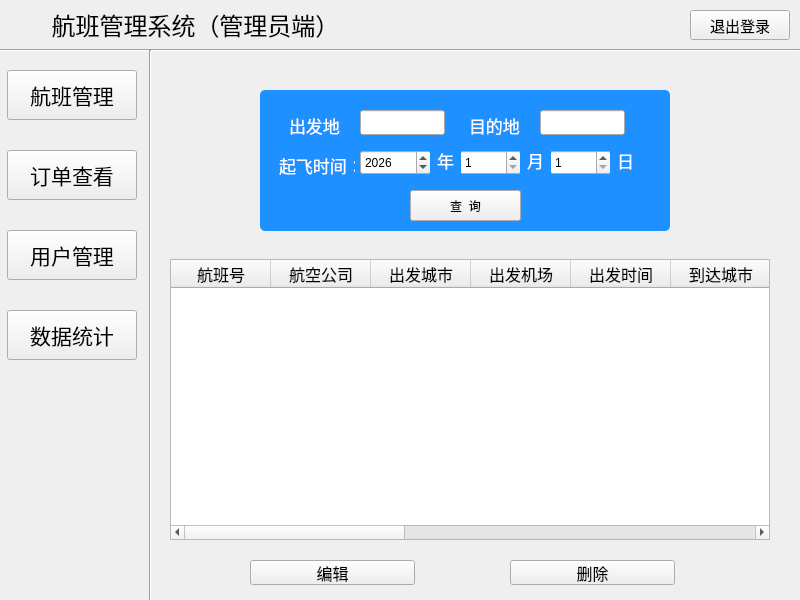
Before: the Qt Designer form AdminMainWindow.ui in ImmortalWatcher/Flient_Management, drawn with Qt 5.
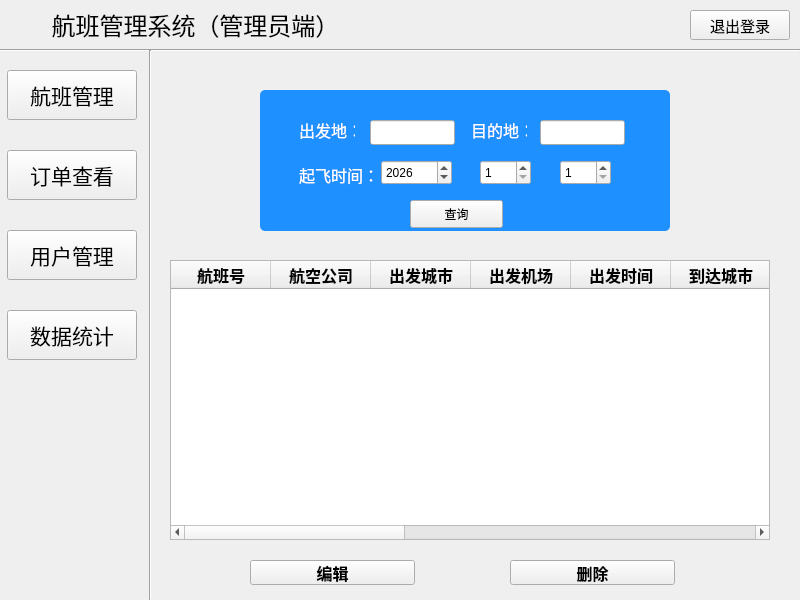
After: the same form once the commit is applied. Icons and pictures are not drawn.

The edit to the form file:
```diff
--- a/AdminMainWindow.ui
+++ b/AdminMainWindow.ui
@@ -258,7 +258,8 @@
     <property name="font">
      <font>
       <family>华文楷体</family>
-      <pointsize>18</pointsize>
+      <pointsize>12</pointsize>
+      <bold>true</bold>
      </font>
     </property>
     <property name="currentIndex">
@@ -286,16 +287,16 @@
       <widget class="QLabel" name="departureLabel">
        <property name="geometry">
         <rect>
-         <x>20</x>
+         <x>30</x>
          <y>20</y>
          <width>70</width>
-         <height>31</height>
+         <height>40</height>
         </rect>
        </property>
        <property name="font">
         <font>
          <family>华文琥珀</family>
-         <pointsize>13</pointsize>
+         <pointsize>12</pointsize>
         </font>
        </property>
        <property name="text">
@@ -305,16 +306,16 @@
       <widget class="QLabel" name="destinationLabel">
        <property name="geometry">
         <rect>
-         <x>200</x>
+         <x>202</x>
          <y>20</y>
          <width>70</width>
-         <height>31</height>
+         <height>40</height>
         </rect>
        </property>
        <property name="font">
         <font>
          <family>华文琥珀</family>
-         <pointsize>13</pointsize>
+         <pointsize>12</pointsize>
         </font>
        </property>
        <property name="text">
@@ -324,8 +325,8 @@
       <widget class="QLabel" name="departureTimeLabel">
        <property name="geometry">
         <rect>
-         <x>10</x>
-         <y>60</y>
+         <x>30</x>
+         <y>70</y>
          <width>90</width>
          <height>30</height>
         </rect>
@@ -333,7 +334,7 @@
        <property name="font">
         <font>
          <family>华文琥珀</family>
-         <pointsize>13</pointsize>
+         <pointsize>12</pointsize>
         </font>
        </property>
        <property name="text">
@@ -343,8 +344,8 @@
       <widget class="QSpinBox" name="yearSpin">
        <property name="geometry">
         <rect>
-         <x>100</x>
-         <y>60</y>
+         <x>121</x>
+         <y>70</y>
          <width>71</width>
          <height>25</height>
         </rect>
@@ -362,9 +363,9 @@
       <widget class="QSpinBox" name="monthSpin">
        <property name="geometry">
         <rect>
-         <x>200</x>
-         <y>60</y>
-         <width>61</width>
+         <x>220</x>
+         <y>70</y>
+         <width>51</width>
          <height>25</height>
         </rect>
        </property>
@@ -381,9 +382,9 @@
       <widget class="QSpinBox" name="daySpin">
        <property name="geometry">
         <rect>
-         <x>290</x>
-         <y>60</y>
-         <width>61</width>
+         <x>300</x>
+         <y>70</y>
+         <width>51</width>
          <height>25</height>
         </rect>
        </property>
@@ -400,8 +401,8 @@
       <widget class="QLineEdit" name="departureLEdit">
        <property name="geometry">
         <rect>
-         <x>100</x>
-         <y>20</y>
+         <x>110</x>
+         <y>30</y>
          <width>85</width>
          <height>25</height>
         </rect>
@@ -411,689 +412,23 @@
        <property name="geometry">
         <rect>
          <x>280</x>
-         <y>20</y>
+         <y>30</y>
          <width>85</width>
          <height>25</height>
         </rect>
        </property>
       </widget>
-      <widget class="QLabel" name="departureLabel_3">
-       <property name="geometry">
-        <rect>
-         <x>260</x>
-         <y>50</y>
-         <width>31</width>
-         <height>41</height>
-        </rect>
-       </property>
-       <property name="palette">
-        <palette>
-         <active>
-          <colorrole role="WindowText">
-           <brush brushstyle="SolidPattern">
-            <color alpha="255">
-             <red>255</red>
-             <green>255</green>
-             <blue>255</blue>
-            </color>
-           </brush>
-          </colorrole>
-          <colorrole role="Button">
-           <brush brushstyle="SolidPattern">
-            <color alpha="255">
-             <red>30</red>
-             <green>144</green>
-             <blue>255</blue>
-            </color>
-           </brush>
-          </colorrole>
-          <colorrole role="Text">
-           <brush brushstyle="SolidPattern">
-            <color alpha="255">
-             <red>255</red>
-             <green>255</green>
-             <blue>255</blue>
-            </color>
-           </brush>
-          </colorrole>
-          <colorrole role="ButtonText">
-           <brush brushstyle="SolidPattern">
-            <color alpha="255">
-             <red>255</red>
-             <green>255</green>
-             <blue>255</blue>
-            </color>
-           </brush>
-          </colorrole>
-          <colorrole role="Base">
-           <brush brushstyle="SolidPattern">
-            <color alpha="255">
-             <red>30</red>
-             <green>144</green>
-             <blue>255</blue>
-            </color>
-           </brush>
-          </colorrole>
-          <colorrole role="Window">
-           <brush brushstyle="SolidPattern">
-            <color alpha="255">
-             <red>30</red>
-             <green>144</green>
-             <blue>255</blue>
-            </color>
-           </brush>
-          </colorrole>
-          <colorrole role="PlaceholderText">
-           <brush brushstyle="SolidPattern">
-            <color alpha="128">
-             <red>255</red>
-             <green>255</green>
-             <blue>255</blue>
-            </color>
-           </brush>
-          </colorrole>
-         </active>
-         <inactive>
-          <colorrole role="WindowText">
-           <brush brushstyle="SolidPattern">
-            <color alpha="255">
-             <red>255</red>
-             <green>255</green>
-             <blue>255</blue>
-            </color>
-           </brush>
-          </colorrole>
-          <colorrole role="Button">
-           <brush brushstyle="SolidPattern">
-            <color alpha="255">
-             <red>30</red>
-             <green>144</green>
-             <blue>255</blue>
-            </color>
-           </brush>
-          </colorrole>
-          <colorrole role="Text">
-           <brush brushstyle="SolidPattern">
-            <color alpha="255">
-             <red>255</red>
-             <green>255</green>
-             <blue>255</blue>
-            </color>
-           </brush>
-          </colorrole>
-          <colorrole role="ButtonText">
-           <brush brushstyle="SolidPattern">
-            <color alpha="255">
-             <red>255</red>
-             <green>255</green>
-             <blue>255</blue>
-            </color>
-           </brush>
-          </colorrole>
-          <colorrole role="Base">
-           <brush brushstyle="SolidPattern">
-            <color alpha="255">
-             <red>30</red>
-             <green>144</green>
-             <blue>255</blue>
-            </color>
-           </brush>
-          </colorrole>
-          <colorrole role="Window">
-           <brush brushstyle="SolidPattern">
-            <color alpha="255">
-             <red>30</red>
-             <green>144</green>
-             <blue>255</blue>
-            </color>
-           </brush>
-          </colorrole>
-          <colorrole role="PlaceholderText">
-           <brush brushstyle="SolidPattern">
-            <color alpha="128">
-             <red>255</red>
-             <green>255</green>
-             <blue>255</blue>
-            </color>
-           </brush>
-          </colorrole>
-         </inactive>
-         <disabled>
-          <colorrole role="WindowText">
-           <brush brushstyle="SolidPattern">
-            <color alpha="255">
-             <red>255</red>
-             <green>255</green>
-             <blue>255</blue>
-            </color>
-           </brush>
-          </colorrole>
-          <colorrole role="Button">
-           <brush brushstyle="SolidPattern">
-            <color alpha="255">
-             <red>30</red>
-             <green>144</green>
-             <blue>255</blue>
-            </color>
-           </brush>
-          </colorrole>
-          <colorrole role="Text">
-           <brush brushstyle="SolidPattern">
-            <color alpha="255">
-             <red>255</red>
-             <green>255</green>
-             <blue>255</blue>
-            </color>
-           </brush>
-          </colorrole>
-          <colorrole role="ButtonText">
-           <brush brushstyle="SolidPattern">
-            <color alpha="255">
-             <red>255</red>
-             <green>255</green>
-             <blue>255</blue>
-            </color>
-           </brush>
-          </colorrole>
-          <colorrole role="Base">
-           <brush brushstyle="SolidPattern">
-            <color alpha="255">
-             <red>30</red>
-             <green>144</green>
-             <blue>255</blue>
-            </color>
-           </brush>
-          </colorrole>
-          <colorrole role="Window">
-           <brush brushstyle="SolidPattern">
-            <color alpha="255">
-             <red>30</red>
-             <green>144</green>
-             <blue>255</blue>
-            </color>
-           </brush>
-          </colorrole>
-          <colorrole role="PlaceholderText">
-           <brush brushstyle="SolidPattern">
-            <color alpha="128">
-             <red>255</red>
-             <green>255</green>
-             <blue>255</blue>
-            </color>
-           </brush>
-          </colorrole>
-         </disabled>
-        </palette>
-       </property>
-       <property name="font">
-        <font>
-         <family>华文琥珀</family>
-         <pointsize>13</pointsize>
-        </font>
-       </property>
-       <property name="text">
-        <string>月</string>
-       </property>
-       <property name="alignment">
-        <set>Qt::AlignmentFlag::AlignCenter</set>
-       </property>
-      </widget>
-      <widget class="QLabel" name="departureLabel_4">
-       <property name="geometry">
-        <rect>
-         <x>350</x>
-         <y>50</y>
-         <width>31</width>
-         <height>41</height>
-        </rect>
-       </property>
-       <property name="palette">
-        <palette>
-         <active>
-          <colorrole role="WindowText">
-           <brush brushstyle="SolidPattern">
-            <color alpha="255">
-             <red>255</red>
-             <green>255</green>
-             <blue>255</blue>
-            </color>
-           </brush>
-          </colorrole>
-          <colorrole role="Button">
-           <brush brushstyle="SolidPattern">
-            <color alpha="255">
-             <red>30</red>
-             <green>144</green>
-             <blue>255</blue>
-            </color>
-           </brush>
-          </colorrole>
-          <colorrole role="Text">
-           <brush brushstyle="SolidPattern">
-            <color alpha="255">
-             <red>255</red>
-             <green>255</green>
-             <blue>255</blue>
-            </color>
-           </brush>
-          </colorrole>
-          <colorrole role="ButtonText">
-           <brush brushstyle="SolidPattern">
-            <color alpha="255">
-             <red>255</red>
-             <green>255</green>
-             <blue>255</blue>
-            </color>
-           </brush>
-          </colorrole>
-          <colorrole role="Base">
-           <brush brushstyle="SolidPattern">
-            <color alpha="255">
-             <red>30</red>
-             <green>144</green>
-             <blue>255</blue>
-            </color>
-           </brush>
-          </colorrole>
-          <colorrole role="Window">
-           <brush brushstyle="SolidPattern">
-            <color alpha="255">
-             <red>30</red>
-             <green>144</green>
-             <blue>255</blue>
-            </color>
-           </brush>
-          </colorrole>
-          <colorrole role="PlaceholderText">
-           <brush brushstyle="SolidPattern">
-            <color alpha="128">
-             <red>255</red>
-             <green>255</green>
-             <blue>255</blue>
-            </color>
-           </brush>
-          </colorrole>
-         </active>
-         <inactive>
-          <colorrole role="WindowText">
-           <brush brushstyle="SolidPattern">
-            <color alpha="255">
-             <red>255</red>
-             <green>255</green>
-             <blue>255</blue>
-            </color>
-           </brush>
-          </colorrole>
-          <colorrole role="Button">
-           <brush brushstyle="SolidPattern">
-            <color alpha="255">
-             <red>30</red>
-             <green>144</green>
-             <blue>255</blue>
-            </color>
-           </brush>
-          </colorrole>
-          <colorrole role="Text">
-           <brush brushstyle="SolidPattern">
-            <color alpha="255">
-             <red>255</red>
-             <green>255</green>
-             <blue>255</blue>
-            </color>
-           </brush>
-          </colorrole>
-          <colorrole role="ButtonText">
-           <brush brushstyle="SolidPattern">
-            <color alpha="255">
-             <red>255</red>
-             <green>255</green>
-             <blue>255</blue>
-            </color>
-           </brush>
-          </colorrole>
-          <colorrole role="Base">
-           <brush brushstyle="SolidPattern">
-            <color alpha="255">
-             <red>30</red>
-             <green>144</green>
-             <blue>255</blue>
-            </color>
-           </brush>
-          </colorrole>
-          <colorrole role="Window">
-           <brush brushstyle="SolidPattern">
-            <color alpha="255">
-             <red>30</red>
-             <green>144</green>
-             <blue>255</blue>
-            </color>
-           </brush>
-          </colorrole>
-          <colorrole role="PlaceholderText">
-           <brush brushstyle="SolidPattern">
-            <color alpha="128">
-             <red>255</red>
-             <green>255</green>
-             <blue>255</blue>
-            </color>
-           </brush>
-          </colorrole>
-         </inactive>
-         <disabled>
-          <colorrole role="WindowText">
-           <brush brushstyle="SolidPattern">
-            <color alpha="255">
-             <red>255</red>
-             <green>255</green>
-             <blue>255</blue>
-            </color>
-           </brush>
-          </colorrole>
-          <colorrole role="Button">
-           <brush brushstyle="SolidPattern">
-            <color alpha="255">
-             <red>30</red>
-             <green>144</green>
-             <blue>255</blue>
-            </color>
-           </brush>
-          </colorrole>
-          <colorrole role="Text">
-           <brush brushstyle="SolidPattern">
-            <color alpha="255">
-             <red>255</red>
-             <green>255</green>
-             <blue>255</blue>
-            </color>
-           </brush>
-          </colorrole>
-          <colorrole role="ButtonText">
-           <brush brushstyle="SolidPattern">
-            <color alpha="255">
-             <red>255</red>
-             <green>255</green>
-             <blue>255</blue>
-            </color>
-           </brush>
-          </colorrole>
-          <colorrole role="Base">
-           <brush brushstyle="SolidPattern">
-            <color alpha="255">
-             <red>30</red>
-             <green>144</green>
-             <blue>255</blue>
-            </color>
-           </brush>
-          </colorrole>
-          <colorrole role="Window">
-           <brush brushstyle="SolidPattern">
-            <color alpha="255">
-             <red>30</red>
-             <green>144</green>
-             <blue>255</blue>
-            </color>
-           </brush>
-          </colorrole>
-          <colorrole role="PlaceholderText">
-           <brush brushstyle="SolidPattern">
-            <color alpha="128">
-             <red>255</red>
-             <green>255</green>
-             <blue>255</blue>
-            </color>
-           </brush>
-          </colorrole>
-         </disabled>
-        </palette>
-       </property>
-       <property name="font">
-        <font>
-         <family>华文琥珀</family>
-         <pointsize>13</pointsize>
-        </font>
-       </property>
-       <property name="text">
-        <string>日</string>
-       </property>
-       <property name="alignment">
-        <set>Qt::AlignmentFlag::AlignCenter</set>
-       </property>
-      </widget>
-      <widget class="QLabel" name="departureLabel_2">
-       <property name="geometry">
-        <rect>
-         <x>170</x>
-         <y>50</y>
-         <width>31</width>
-         <height>41</height>
-        </rect>
-       </property>
-       <property name="palette">
-        <palette>
-         <active>
-          <colorrole role="WindowText">
-           <brush brushstyle="SolidPattern">
-            <color alpha="255">
-             <red>255</red>
-             <green>255</green>
-             <blue>255</blue>
-            </color>
-           </brush>
-          </colorrole>
-          <colorrole role="Button">
-           <brush brushstyle="SolidPattern">
-            <color alpha="255">
-             <red>30</red>
-             <green>144</green>
-             <blue>255</blue>
-            </color>
-           </brush>
-          </colorrole>
-          <colorrole role="Text">
-           <brush brushstyle="SolidPattern">
-            <color alpha="255">
-             <red>255</red>
-             <green>255</green>
-             <blue>255</blue>
-            </color>
-           </brush>
-          </colorrole>
-          <colorrole role="ButtonText">
-           <brush brushstyle="SolidPattern">
-            <color alpha="255">
-             <red>255</red>
-             <green>255</green>
-             <blue>255</blue>
-            </color>
-           </brush>
-          </colorrole>
-          <colorrole role="Base">
-           <brush brushstyle="SolidPattern">
-            <color alpha="255">
-             <red>30</red>
-             <green>144</green>
-             <blue>255</blue>
-            </color>
-           </brush>
-          </colorrole>
-          <colorrole role="Window">
-           <brush brushstyle="SolidPattern">
-            <color alpha="255">
-             <red>30</red>
-             <green>144</green>
-             <blue>255</blue>
-            </color>
-           </brush>
-          </colorrole>
-          <colorrole role="PlaceholderText">
-           <brush brushstyle="SolidPattern">
-            <color alpha="128">
-             <red>255</red>
-             <green>255</green>
-             <blue>255</blue>
-            </color>
-           </brush>
-          </colorrole>
-         </active>
-         <inactive>
-          <colorrole role="WindowText">
-           <brush brushstyle="SolidPattern">
-            <color alpha="255">
-             <red>255</red>
-             <green>255</green>
-             <blue>255</blue>
-            </color>
-           </brush>
-          </colorrole>
-          <colorrole role="Button">
-           <brush brushstyle="SolidPattern">
-            <color alpha="255">
-             <red>30</red>
-             <green>144</green>
-             <blue>255</blue>
-            </color>
-           </brush>
-          </colorrole>
-          <colorrole role="Text">
-           <brush brushstyle="SolidPattern">
-            <color alpha="255">
-             <red>255</red>
-             <green>255</green>
-             <blue>255</blue>
-            </color>
-           </brush>
-          </colorrole>
-          <colorrole role="ButtonText">
-           <brush brushstyle="SolidPattern">
-            <color alpha="255">
-             <red>255</red>
-             <green>255</green>
-             <blue>255</blue>
-            </color>
-           </brush>
-          </colorrole>
-          <colorrole role="Base">
-           <brush brushstyle="SolidPattern">
-            <color alpha="255">
-             <red>30</red>
-             <green>144</green>
-             <blue>255</blue>
-            </color>
-           </brush>
-          </colorrole>
-          <colorrole role="Window">
-           <brush brushstyle="SolidPattern">
-            <color alpha="255">
-             <red>30</red>
-             <green>144</green>
-             <blue>255</blue>
-            </color>
-           </brush>
-          </colorrole>
-          <colorrole role="PlaceholderText">
-           <brush brushstyle="SolidPattern">
-            <color alpha="128">
-             <red>255</red>
-             <green>255</green>
-             <blue>255</blue>
-            </color>
-           </brush>
-          </colorrole>
-         </inactive>
-         <disabled>
-          <colorrole role="WindowText">
-           <brush brushstyle="SolidPattern">
-            <color alpha="255">
-             <red>255</red>
-             <green>255</green>
-             <blue>255</blue>
-            </color>
-           </brush>
-          </colorrole>
-          <colorrole role="Button">
-           <brush brushstyle="SolidPattern">
-            <color alpha="255">
-             <red>30</red>
-             <green>144</green>
-             <blue>255</blue>
-            </color>
-           </brush>
-          </colorrole>
-          <colorrole role="Text">
-           <brush brushstyle="SolidPattern">
-            <color alpha="255">
-             <red>255</red>
-             <green>255</green>
-             <blue>255</blue>
-            </color>
-           </brush>
-          </colorrole>
-          <colorrole role="ButtonText">
-           <brush brushstyle="SolidPattern">
-            <color alpha="255">
-             <red>255</red>
-             <green>255</green>
-             <blue>255</blue>
-            </color>
-           </brush>
-          </colorrole>
-          <colorrole role="Base">
-           <brush brushstyle="SolidPattern">
-            <color alpha="255">
-             <red>30</red>
-             <green>144</green>
-             <blue>255</blue>
-            </color>
-           </brush>
-          </colorrole>
-          <colorrole role="Window">
-           <brush brushstyle="SolidPattern">
-            <color alpha="255">
-             <red>30</red>
-             <green>144</green>
-             <blue>255</blue>
-            </color>
-           </brush>
-          </colorrole>
-          <colorrole role="PlaceholderText">
-           <brush brushstyle="SolidPattern">
-            <color alpha="128">
-             <red>255</red>
-             <green>255</green>
-             <blue>255</blue>
-            </color>
-           </brush>
-          </colorrole>
-         </disabled>
-        </palette>
-       </property>
-       <property name="font">
-        <font>
-         <family>华文琥珀</family>
-         <pointsize>13</pointsize>
-        </font>
-       </property>
-       <property name="styleSheet">
-        <string notr="true">color：black；</string>
-       </property>
-       <property name="text">
-        <string>年</string>
-       </property>
-       <property name="alignment">
-        <set>Qt::AlignmentFlag::AlignCenter</set>
-       </property>
-      </widget>
-      <widget class="QPushButton" name="findBtn">
+      <widget class="QPushButton" name="pushButton">
        <property name="geometry">
         <rect>
          <x>150</x>
-         <y>100</y>
-         <width>111</width>
-         <height>31</height>
+         <y>110</y>
+         <width>93</width>
+         <height>28</height>
         </rect>
        </property>
        <property name="text">
-        <string>查  询</string>
+        <string>查询</string>
        </property>
       </widget>
      </widget>
@@ -1101,15 +436,16 @@
       <property name="geometry">
        <rect>
         <x>20</x>
-        <y>209</y>
+        <y>210</y>
         <width>600</width>
-        <height>281</height>
+        <height>280</height>
        </rect>
       </property>
       <property name="font">
        <font>
         <family>华文楷体</family>
         <pointsize>12</pointsize>
+        <bold>true</bold>
        </font>
       </property>
       <property name="columnCount">
@@ -1197,6 +533,7 @@
        <font>
         <family>华文楷体</family>
         <pointsize>12</pointsize>
+        <bold>true</bold>
        </font>
       </property>
       <property name="text">
@@ -1216,6 +553,7 @@
        <font>
         <family>华文楷体</family>
         <pointsize>12</pointsize>
+        <bold>true</bold>
        </font>
       </property>
       <property name="text">
```
Left out of the diff: 181 changed lines with no effect on the pictures.
